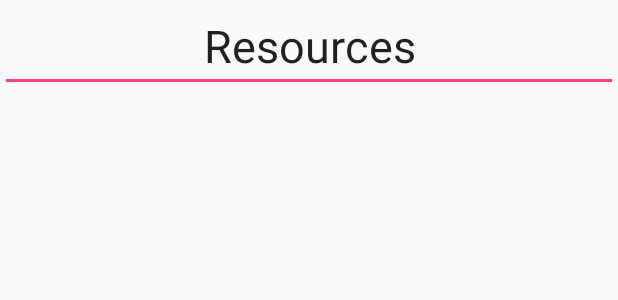
After one commit to Code4Good-UWMadison/Edible-Plants-app_2018S, an Android app: the layout resource_page.xml on its own in the app's theme, with its tools: preview values and no code run, on a phone screen of 412 x 824 dp. The commit adds this screen. Shown: the top 300 px of the screen. Run offline under Robolectric (Android 15) with nearby library versions, the phone set to English and light mode, and no system bars.

Commit message:
Resources page

```diff
--- /dev/null
+++ b/app/src/main/java/com/example/mikayla/resources.java
@@ -0,0 +1,20 @@
+package com.example.mikayla;
+
+import android.os.Bundle;
+import android.support.v7.app.AppCompatActivity;
+
+import com.example.mitch.ediblelandscapes.R;
+
+/**
+ * Created by mikaylabuford on 3/13/18.
+ */
+
+public class resources extends AppCompatActivity {
+
+    protected void onCreate(Bundle saveInstanceState){
+        super.onCreate(saveInstanceState);
+        setContentView(R.layout.resource_page);
+    }
+
+
+}
--- /dev/null
+++ b/app/src/main/res/layout-v16/resource_page.xml
@@ -0,0 +1,23 @@
+<?xml version="1.0" encoding="utf-8"?>
+<LinearLayout xmlns:android="http://schemas.android.com/apk/res/android"
+    xmlns:app="http://schemas.android.com/apk/res-auto"
+    xmlns:tools="http://schemas.android.com/tools"
+    android:layout_width="match_parent"
+    android:layout_height="match_parent"
+    android:maxHeight="600dp"
+    android:maxWidth="500dp"
+    android:minHeight="0dp"
+    android:minWidth="0dp"
+    android:orientation="horizontal">
+
+    <EditText
+        android:layout_width="330dp"
+        android:layout_height="57dp"
+        android:layout_weight="1"
+        android:ems="10"
+        android:fontFamily="sans-serif"
+        android:inputType="textPersonName"
+        android:text="@string/resources"
+        android:textAlignment="center"
+        android:textAppearance="@style/TextAppearance.AppCompat.Title" />
+</LinearLayout>
--- /dev/null
+++ b/app/src/main/res/layout/resource_page.xml
@@ -0,0 +1,24 @@
+<?xml version="1.0" encoding="utf-8"?>
+<LinearLayout xmlns:android="http://schemas.android.com/apk/res/android"
+    xmlns:app="http://schemas.android.com/apk/res-auto"
+    xmlns:tools="http://schemas.android.com/tools"
+    android:layout_width="match_parent"
+    android:layout_height="match_parent"
+    android:maxHeight="600dp"
+    android:maxWidth="500dp"
+    android:minHeight="0dp"
+    android:minWidth="0dp"
+    android:orientation="horizontal">
+
+    <EditText
+        android:id="@+id/editText"
+        android:layout_width="wrap_content"
+        android:layout_height="wrap_content"
+        android:layout_weight="1"
+        android:ems="10"
+        android:inputType="none|textPersonName"
+        android:text="@string/resources"
+        android:layout_gravity="top"
+        android:textAlignment="center"
+        android:textSize="30dp"/>
+</LinearLayout>
--- a/app/src/main/res/values/strings.xml
+++ b/app/src/main/res/values/strings.xml
@@ -1,3 +1,5 @@
 <resources>
     <string name="app_name">EdibleLandscapes</string>
+    <string name="resources">Resources</string>
+    <string name="sources">Associated Students of Madison</string>
 </resources>
```
